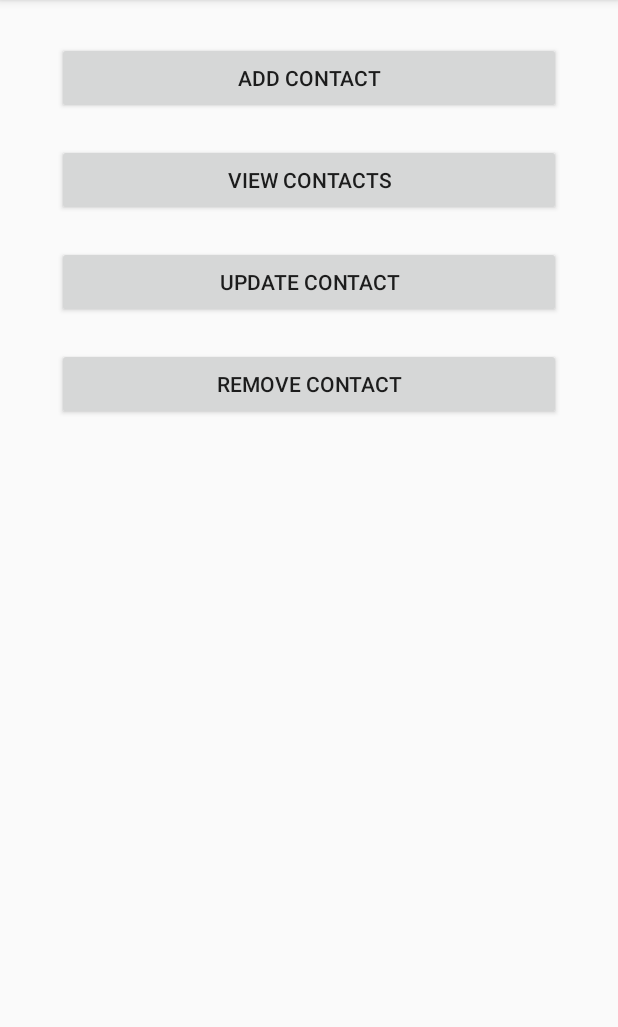
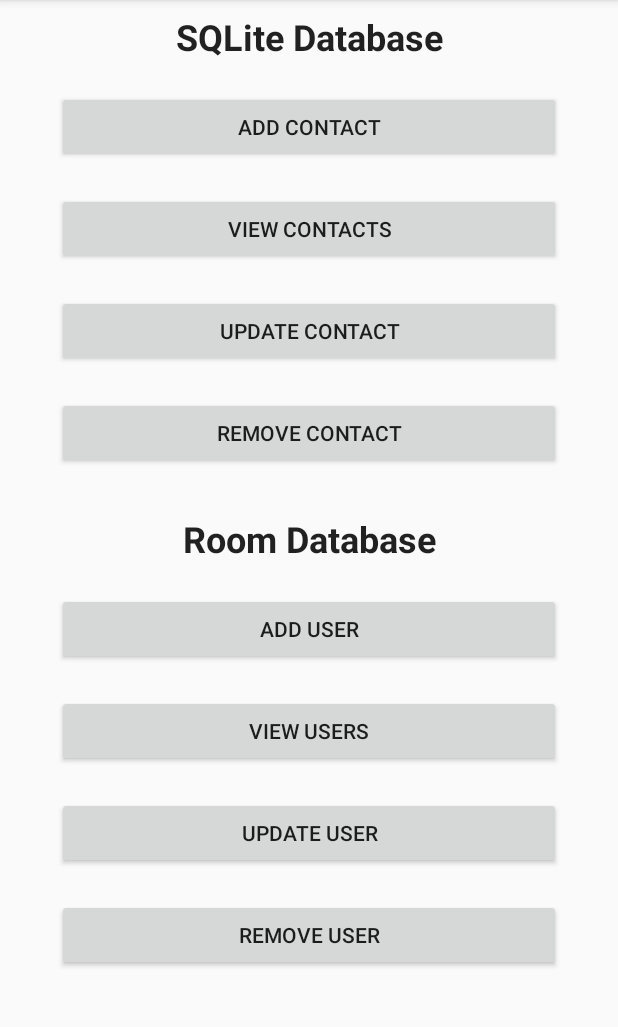
Before and after one commit to Davoleo/Java-Android, an Android app: the DBTestHome screen opened directly, with no data from a screen before it, on a phone screen of 412 x 824 dp, the part 84-1111 px from its top. Run offline under Robolectric (Android 15) with nearby library versions, the phone set to English and light mode, and no system bars; our stand-ins replace Room's generated code.

Commit message:
Add Data to Room Database

```diff
--- a/app/src/main/java/io/github/davoleo/javandroid/databasetest/DBTestHome.java
+++ b/app/src/main/java/io/github/davoleo/javandroid/databasetest/DBTestHome.java
@@ -1,22 +1,32 @@
 package io.github.davoleo.javandroid.databasetest;
 
 import android.os.Bundle;
+import android.support.v4.app.FragmentManager;
 import android.support.v7.app.AppCompatActivity;
+import androidx.room.Room;
 import io.github.davoleo.javandroid.databasetest.fragments.*;
+import io.github.davoleo.javandroid.databasetest.room.UserRoomDatabase;
 import net.davoleo.java_android.R;
 
 public class DBTestHome extends AppCompatActivity implements DatabaseHome.OnDatabaseOperationListener {
+
+    public static FragmentManager fragmentManager;
+
+    public static UserRoomDatabase database;
 
     @Override
     protected void onCreate(Bundle savedInstanceState) {
         super.onCreate(savedInstanceState);
         setContentView(R.layout.activity_sqlite_home);
 
+        database = Room.databaseBuilder(getApplicationContext(), UserRoomDatabase.class, "userDB").allowMainThreadQueries().build();
+
         if (findViewById(R.id.dbFragmentContainer) == null || savedInstanceState != null)
             return;
 
         DatabaseHome homeFragment = new DatabaseHome();
-        getSupportFragmentManager().beginTransaction().add(R.id.dbFragmentContainer, homeFragment).commit();
+        fragmentManager = getSupportFragmentManager();
+        fragmentManager.beginTransaction().add(R.id.dbFragmentContainer, homeFragment).commit();
     }
 
     @Override
--- a/app/src/main/java/io/github/davoleo/javandroid/databasetest/fragments/DatabaseHome.java
+++ b/app/src/main/java/io/github/davoleo/javandroid/databasetest/fragments/DatabaseHome.java
@@ -10,6 +10,8 @@
 import android.view.ViewGroup;
 
 import android.widget.Button;
+import io.github.davoleo.javandroid.MainActivity;
+import io.github.davoleo.javandroid.databasetest.DBTestHome;
 import net.davoleo.java_android.R;
 
 /**
@@ -17,10 +19,15 @@
  */
 public class DatabaseHome extends Fragment implements View.OnClickListener {
 
-    private Button buttonSave;
+    private Button buttonAdd;
     private Button buttonView;
     private Button buttonUpdate;
     private Button buttonRemove;
+
+    private Button buttonRoomAdd;
+    private Button buttonRoomView;
+    private Button buttonRoomUpdate;
+    private Button buttonRoomRemove;
 
     private OnDatabaseOperationListener databaseOperationListener;
 
@@ -39,8 +46,8 @@
         // Inflate the layout for this fragment
         View view = inflater.inflate(R.layout.fragment_database_home, container, false);
 
-        buttonSave = view.findViewById(R.id.btnAddContact);
-        buttonSave.setOnClickListener(this);
+        buttonAdd = view.findViewById(R.id.btnAddContact);
+        buttonAdd.setOnClickListener(this);
 
         buttonView = view.findViewById(R.id.btnViewContacts);
         buttonView.setOnClickListener(this);
@@ -50,6 +57,9 @@
 
         buttonRemove = view.findViewById(R.id.btnRemoveContact);
         buttonRemove.setOnClickListener(this);
+
+        buttonRoomAdd = view.findViewById(R.id.btnAddUser);
+        buttonRoomAdd.setOnClickListener(this);
 
         return view;
     }
@@ -84,6 +94,12 @@
             case R.id.btnRemoveContact:
                 databaseOperationListener.onDbOperationPerform(3);
                 break;
+
+            case R.id.btnAddUser:
+                DBTestHome.fragmentManager.beginTransaction()
+                        .replace(R.id.dbFragmentContainer, new AddRoomUser())
+                        .addToBackStack(null).commit();
+                break;
         }
     }
 }
--- a/app/src/main/java/io/github/davoleo/javandroid/databasetest/room/UserDAO.java
+++ b/app/src/main/java/io/github/davoleo/javandroid/databasetest/room/UserDAO.java
@@ -17,6 +17,4 @@
     @Insert
     void addUser(User user);
 
-
-
 }
--- a/app/src/main/res/layout/fragment_database_home.xml
+++ b/app/src/main/res/layout/fragment_database_home.xml
@@ -5,6 +5,12 @@
               tools:context="io.github.davoleo.javandroid.databasetest.fragments.DatabaseHome"
               android:orientation="vertical">
 
+    <TextView
+            android:text="SQLite Database"
+            android:layout_width="match_parent"
+            android:layout_height="wrap_content" android:id="@+id/sqliteTitleLabel" android:layout_weight="0"
+            android:textAlignment="center" android:textSize="24sp"
+            android:textAppearance="@style/TextAppearance.AppCompat.Body1" android:textStyle="bold"/>
     <Button
             android:text="Add Contact"
             android:layout_width="match_parent"
@@ -28,4 +34,34 @@
             android:layout_width="match_parent"
             android:layout_height="wrap_content" android:id="@+id/btnRemoveContact" android:layout_weight="0"
             android:layout_marginTop="20dp" android:layout_marginLeft="30dp" android:layout_marginRight="30dp"/>
+    <TextView
+            android:text="Room Database"
+            android:layout_width="match_parent"
+            android:layout_height="wrap_content" android:id="@+id/roomDBTitleLabel" android:layout_weight="0"
+            android:textAlignment="center" android:textSize="24sp"
+            android:textAppearance="@style/TextAppearance.AppCompat.Body1" android:textStyle="bold"
+            android:layout_marginTop="30dp"/>
+    <Button
+            android:text="Add User"
+            android:layout_width="match_parent"
+            android:layout_height="wrap_content" android:id="@+id/btnAddUser" android:layout_weight="0"
+            android:layout_marginTop="20dp" android:layout_marginLeft="30dp" android:layout_marginRight="30dp"/>
+
+    <Button
+            android:text="View Users"
+            android:layout_width="match_parent"
+            android:layout_height="wrap_content" android:id="@+id/btnViewUsers" android:layout_weight="0"
+            android:layout_marginTop="20dp" android:layout_marginLeft="30dp" android:layout_marginRight="30dp"/>
+
+    <Button
+            android:text="Update User"
+            android:layout_width="match_parent"
+            android:layout_height="wrap_content" android:id="@+id/btnUpdateUser" android:layout_weight="0"
+            android:layout_marginTop="20dp" android:layout_marginLeft="30dp" android:layout_marginRight="30dp"/>
+
+    <Button
+            android:text="Remove User"
+            android:layout_width="match_parent"
+            android:layout_height="wrap_content" android:id="@+id/btnRemoveUser" android:layout_weight="0"
+            android:layout_marginTop="20dp" android:layout_marginLeft="30dp" android:layout_marginRight="30dp"/>
 </LinearLayout>
```
Also changed, not shown: app/src/main/java/io/github/davoleo/javandroid/databasetest/fragments/AddRoomUser.java (added, +63 -0 lines).
